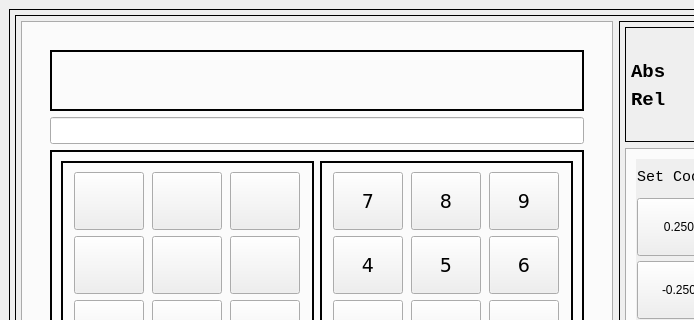
jethornton/mill_touch, file mill_touch/ui/mainwindow.ui: the form before one commit; both pictures show x 0 to 694 and y 0 to 320 of the 1024 by 768 pixel window.
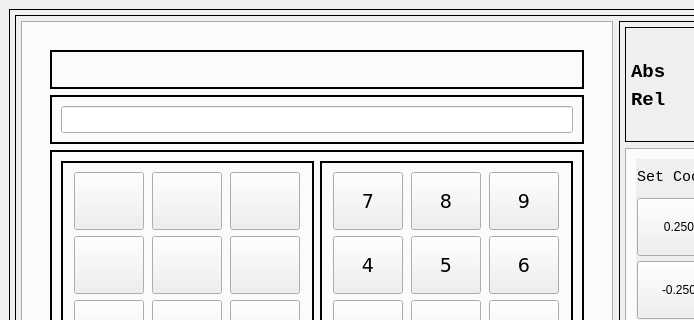
The form after the commit. The open tabs and pages were chosen to show the change. Custom widgets are drawn as their Qt base class.

Commit message: add mdi entry frame

Diff of the .ui file:
```diff
--- a/mill_touch/ui/mainwindow.ui
+++ b/mill_touch/ui/mainwindow.ui
@@ -230,6 +230,31 @@
                      <string>[{&quot;channels&quot;: [{&quot;url&quot;: &quot;status:all_axes_homed&quot;, &quot;trigger&quot;: true}], &quot;property&quot;: &quot;Enable&quot;, &quot;expression&quot;: &quot;ch[0]&quot;, &quot;name&quot;: &quot;New Rule&quot;}]</string>
                     </property>
                     <layout class="QGridLayout" name="gridLayout_14">
+                     <item row="1" column="0">
+                      <widget class="QFrame" name="frame">
+                       <property name="frameShape">
+                        <enum>QFrame::Box</enum>
+                       </property>
+                       <property name="frameShadow">
+                        <enum>QFrame::Plain</enum>
+                       </property>
+                       <property name="lineWidth">
+                        <number>2</number>
+                       </property>
+                       <layout class="QGridLayout" name="gridLayout_5">
+                        <item row="0" column="0">
+                         <widget class="MDIEntry" name="mdiSmartEntry">
+                          <property name="font">
+                           <font>
+                            <family>DejaVu Sans</family>
+                            <pointsize>12</pointsize>
+                           </font>
+                          </property>
+                         </widget>
+                        </item>
+                       </layout>
+                      </widget>
+                     </item>
                      <item row="0" column="0">
                       <widget class="QLabel" name="gcodeDescription">
                        <property name="font">
@@ -252,16 +277,6 @@
                        </property>
                       </widget>
                      </item>
-                     <item row="1" column="0">
-                      <widget class="MDIEntry" name="mdiSmartEntry">
-                       <property name="font">
-                        <font>
-                         <family>DejaVu Sans</family>
-                         <pointsize>12</pointsize>
-                        </font>
-                       </property>
-                      </widget>
-                     </item>
                      <item row="2" column="0">
                       <widget class="QFrame" name="gridFrame_6">
                        <property name="styleSheet">
```
Left out of the diff: 2 changed lines with no effect on the pictures.
